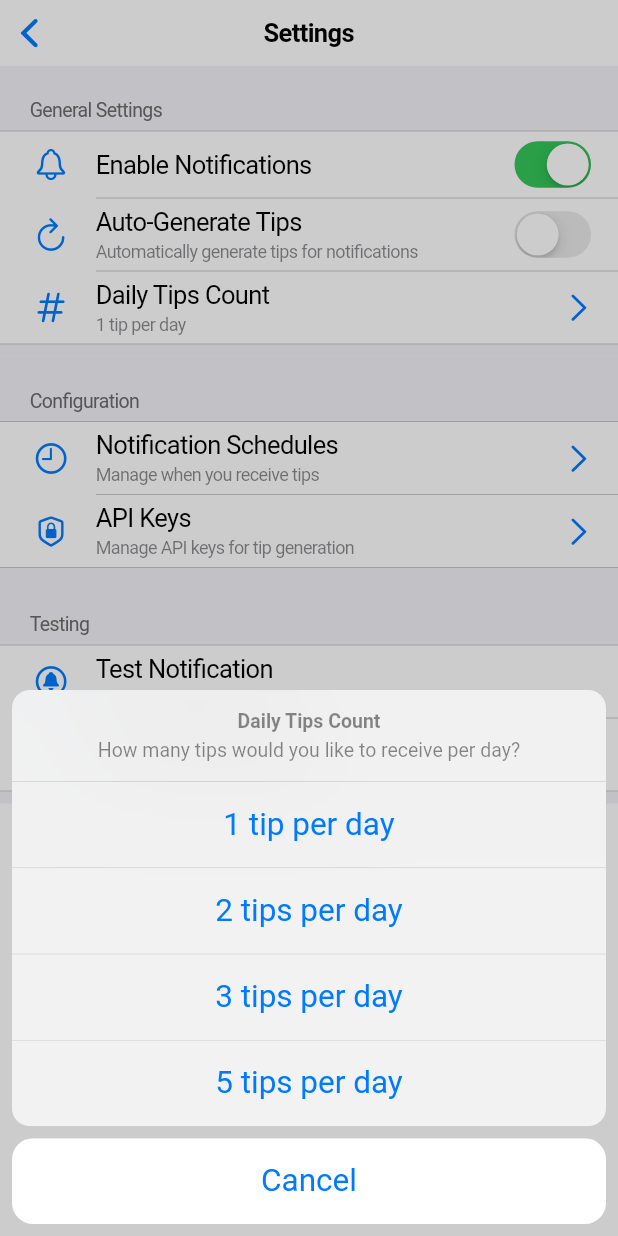
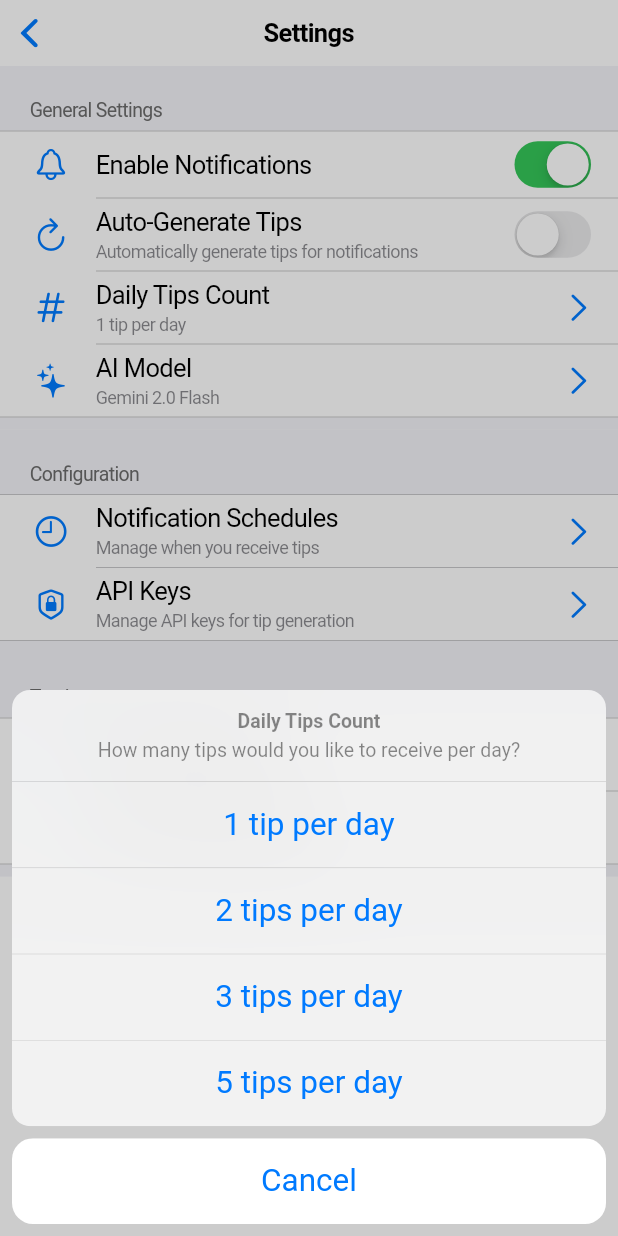
Before and after one commit to nisanray/AI-Daily-Tips, a Flutter app: the SettingsScreen screen opened directly, after a tap on "Daily Tips Count", on a phone screen of 412 x 824 dp. Run offline on Flutter 3.47's test engine with Material 3 defaults, Android fonts, the phone set to English and light mode, and no system bars; our stand-ins replace device_info_plus, flutter_local_notifications, flutter_markdown, hive, hive_flutter, permission_handler and 2 more; accounts and stored records are empty.

Commit message:
feat: Add Gemini model selection functionality
- Created GeminiModel class with support for multiple models:
  - Gemini 2.0 Flash (Experimental) - Recommended
  - Gemini 1.5 Flash - Fast and efficient
  - Gemini 1.5 Flash 8B - Lightweight
  - Gemini 1.5 Pro - Advanced reasoning
  - Gemini 2.0 Flash - Stable version

- Added model selection UI in Settings screen:
  - New AI Model setting with dropdown selector
  - Shows model name, description, and cost indicator
  - Highlights recommended model with badge
  - Persists selection in Hive settings

- Updated all API calls to use selected model:
  - Home screen tip generation
  - API key testing in settings screens
  - Notification service tip generation
  - Dynamic URL generation per model

- Enhanced model configuration:
  - Cost indicators (Low/Standard/Premium)
  - Token limits per model
  - Recommended model highlighting
  - Backward compatibility with existing setups

This allows users to choose the best Gemini model for their needs,
balancing performance, cost, and capabilities.

```diff
--- /dev/null
+++ b/lib/models/gemini_model.dart
@@ -0,0 +1,107 @@
+/// Gemini model configuration for API calls
+class GeminiModel {
+  final String id;
+  final String displayName;
+  final String description;
+  final bool isRecommended;
+  final int maxTokens;
+  final double costPerToken; // Relative cost indicator
+
+  const GeminiModel({
+    required this.id,
+    required this.displayName,
+    required this.description,
+    this.isRecommended = false,
+    this.maxTokens = 8192,
+    this.costPerToken = 1.0,
+  });
+
+  /// Available Gemini models
+  static const List<GeminiModel> availableModels = [
+    GeminiModel(
+      id: 'gemini-2.0-flash-exp',
+      displayName: 'Gemini 2.0 Flash (Experimental)',
+      description: 'Latest experimental model with enhanced performance',
+      isRecommended: true,
+      maxTokens: 8192,
+      costPerToken: 1.0,
+    ),
+    GeminiModel(
+      id: 'gemini-1.5-flash',
+      displayName: 'Gemini 1.5 Flash',
+      description: 'Fast and efficient model for quick responses',
+      maxTokens: 8192,
+      costPerToken: 0.5,
+    ),
+    GeminiModel(
+      id: 'gemini-1.5-flash-8b',
+      displayName: 'Gemini 1.5 Flash 8B',
+      description: 'Lightweight version optimized for speed',
+      maxTokens: 8192,
+      costPerToken: 0.3,
+    ),
+    GeminiModel(
+      id: 'gemini-1.5-pro',
+      displayName: 'Gemini 1.5 Pro',
+      description: 'Advanced model with superior reasoning capabilities',
+      maxTokens: 32768,
+      costPerToken: 2.0,
+    ),
+    GeminiModel(
+      id: 'gemini-2.0-flash',
+      displayName: 'Gemini 2.0 Flash',
+      description: 'Stable version of the latest generation model',
+      maxTokens: 8192,
+      costPerToken: 1.0,
+    ),
+  ];
+
+  /// Get model by ID
+  static GeminiModel? getModelById(String id) {
+    try {
+      return availableModels.firstWhere((model) => model.id == id);
+    } catch (e) {
+      return null;
+    }
+  }
+
+  /// Get recommended model
+  static GeminiModel get recommendedModel {
+    return availableModels.firstWhere(
+      (model) => model.isRecommended,
+      orElse: () => availableModels.first,
+    );
+  }
+
+  /// Get default model (for backward compatibility)
+  static GeminiModel get defaultModel {
+    return getModelById('gemini-2.0-flash') ?? recommendedModel;
+  }
+
+  /// Generate API URL for this model
+  String generateApiUrl(String apiKey) {
+    return 'https://generativelanguage.googleapis.com/v1beta/models/$id:generateContent?key=$apiKey';
+  }
+
+  /// Get display info with cost indicator
+  String get displayInfo {
+    final costIndicator = costPerToken <= 0.5
+        ? '💚 Low cost'
+        : costPerToken <= 1.0
+            ? '💛 Standard'
+            : '🔶 Premium';
+    return '$displayName • $costIndicator';
+  }
+
+  @override
+  bool operator ==(Object other) {
+    if (identical(this, other)) return true;
+    return other is GeminiModel && other.id == id;
+  }
+
+  @override
+  int get hashCode => id.hashCode;
+
+  @override
+  String toString() => displayName;
+}
--- a/lib/screens/settings_screen.dart
+++ b/lib/screens/settings_screen.dart
@@ -3,6 +3,7 @@ import 'package:flutter/cupertino.dart';
 import 'package:hive/hive.dart';
 import 'notification_settings_screen.dart';
 import '../services/notifications.dart';
+import '../models/gemini_model.dart';
 
 class SettingsScreen extends StatefulWidget {
   const SettingsScreen({super.key});
@@ -15,6 +16,7 @@ class _SettingsScreenState extends State<SettingsScreen> {
   bool _notificationsEnabled = true;
   bool _autoGenerateTips = false;
   int _dailyTipCount = 1;
+  String _selectedModelId = GeminiModel.defaultModel.id;
 
   @override
   void initState() {
@@ -29,6 +31,7 @@ class _SettingsScreenState extends State<SettingsScreen> {
           settings.get('notificationsEnabled', defaultValue: true);
       _autoGenerateTips = settings.get('autoGenerateTips', defaultValue: false);
       _dailyTipCount = settings.get('dailyTipCount', defaultValue: 1);
+      _selectedModelId = settings.get('selectedModelId', defaultValue: GeminiModel.defaultModel.id);
     });
   }
 
@@ -37,6 +40,7 @@ class _SettingsScreenState extends State<SettingsScreen> {
     await settings.put('notificationsEnabled', _notificationsEnabled);
     await settings.put('autoGenerateTips', _autoGenerateTips);
     await settings.put('dailyTipCount', _dailyTipCount);
+    await settings.put('selectedModelId', _selectedModelId);
   }
 
   void _showTipCountSelector() {
@@ -53,6 +57,90 @@ class _SettingsScreenState extends State<SettingsScreen> {
                     Navigator.pop(context);
                   },
                   child: Text('$count tip${count > 1 ? 's' : ''} per day'),
+                ))
+            .toList(),
+        cancelButton: CupertinoActionSheetAction(
+          onPressed: () => Navigator.pop(context),
+          child: const Text('Cancel'),
+        ),
+      ),
+    );
+  }
+
+  void _showModelSelector() {
+    showCupertinoModalPopup(
+      context: context,
+      builder: (context) => CupertinoActionSheet(
+        title: const Text('AI Model Selection'),
+        message: const Text('Choose the Gemini model for tip generation'),
+        actions: GeminiModel.availableModels
+            .map((model) => CupertinoActionSheetAction(
+                  onPressed: () {
+                    setState(() => _selectedModelId = model.id);
+                    _saveSettings();
+                    Navigator.pop(context);
+                  },
+                  child: Column(
+                    crossAxisAlignment: CrossAxisAlignment.start,
+                    children: [
+                      Row(
+                        children: [
+                          Text(
+                            model.displayName,
+                            style: TextStyle(
+                              fontWeight: _selectedModelId == model.id
+                                  ? FontWeight.w600
+                                  : FontWeight.normal,
+                              color: _selectedModelId == model.id
+                                  ? CupertinoColors.activeBlue
+                                  : null,
+                            ),
+                          ),
+                          if (model.isRecommended) ...[
+                            const SizedBox(width: 8),
+                            Container(
+                              padding: const EdgeInsets.symmetric(horizontal: 6, vertical: 2),
+                              decoration: BoxDecoration(
+                                color: CupertinoColors.activeGreen.withOpacity(0.2),
+                                borderRadius: BorderRadius.circular(4),
+                              ),
+                              child: const Text(
+                                'RECOMMENDED',
+                                style: TextStyle(
+                                  fontSize: 10,
+                                  fontWeight: FontWeight.w600,
+                                  color: CupertinoColors.activeGreen,
+                                ),
+                              ),
+                            ),
+                          ],
+                          if (_selectedModelId == model.id) ...[
+                            const Spacer(),
+                            const Icon(
+                              CupertinoIcons.checkmark_circle_fill,
+                              color: CupertinoColors.activeBlue,
+                              size: 16,
+                            ),
+                          ],
+                        ],
+                      ),
+                      const SizedBox(height: 4),
+                      Text(
+                        model.description,
+                        style: const TextStyle(
+                          fontSize: 12,
+                          color: CupertinoColors.secondaryLabel,
+                        ),
+                      ),
+                      Text(
+                        model.displayInfo,
+                        style: const TextStyle(
+                          fontSize: 11,
+                          color: CupertinoColors.tertiaryLabel,
+                        ),
+                      ),
+                    ],
+                  ),
                 ))
             .toList(),
         cancelButton: CupertinoActionSheetAction(
@@ -109,6 +197,13 @@ class _SettingsScreenState extends State<SettingsScreen> {
                       '$_dailyTipCount tip${_dailyTipCount > 1 ? 's' : ''} per day'),
                   trailing: const Icon(CupertinoIcons.chevron_right),
                   onTap: _showTipCountSelector,
+                ),
+                CupertinoListTile(
+                  leading: const Icon(CupertinoIcons.sparkles),
+                  title: const Text('AI Model'),
+                  subtitle: Text(GeminiModel.getModelById(_selectedModelId)?.displayName ?? 'Unknown'),
+                  trailing: const Icon(CupertinoIcons.chevron_right),
+                  onTap: _showModelSelector,
                 ),
               ],
             ),
```
Also changed, not shown: lib/screens/api_settings_screen.dart (+7 -2 lines), lib/screens/api_settings_screen_clean.dart (+7 -2 lines), lib/screens/home_screen.dart (+9 -4 lines), lib/services/notifications.dart (+7 -2 lines).
